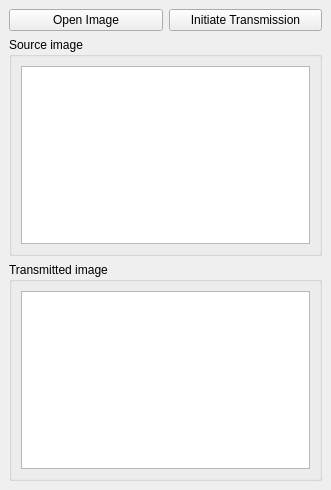
Before: the Qt Designer form Computer_networks/p2p/src/forms/transmission_widget.ui in rutsky/semester09, drawn with Qt 5.
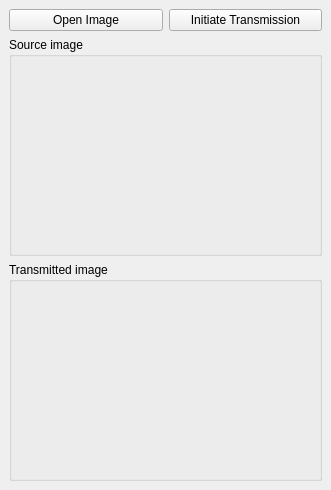
After: the same form once the commit is applied.

Commit message: Add transmission widget

What changed in the file:
```diff
--- a/Computer_networks/p2p/src/forms/transmission_widget.ui
+++ b/Computer_networks/p2p/src/forms/transmission_widget.ui
@@ -37,17 +37,17 @@
      </layout>
     </item>
     <item>
-     <widget class="QGroupBox" name="groupBox">
+     <layout class="QVBoxLayout" name="verticalLayout">
+      <item>
+       <widget class="QGroupBox" name="sourceGroup">
       <property name="title">
        <string>Source image</string>
       </property>
       <layout class="QHBoxLayout" name="horizontalLayout_2">
        <item>
-        <widget class="QGraphicsView" name="graphicsView"/>
-       </item>
-      </layout>
-      <zorder>graphicsView</zorder>
-      <zorder>graphicsView</zorder>
+          <layout class="QVBoxLayout" name="sourceGroupVBox"/>
+         </item>
+        </layout>
      </widget>
     </item>
     <item>
@@ -57,10 +57,12 @@
       </property>
       <layout class="QHBoxLayout" name="horizontalLayout_3">
        <item>
-        <widget class="QGraphicsView" name="graphicsView_2"/>
+          <layout class="QVBoxLayout" name="transmittedGroupVBox"/>
        </item>
       </layout>
      </widget>
+      </item>
+     </layout>
     </item>
    </layout>
   </widget>
```
Left out of the diff: 2 changed lines with no effect on the pictures. Lines whose indentation alone changed are shown as unchanged. The commit also changes 4 other files.
